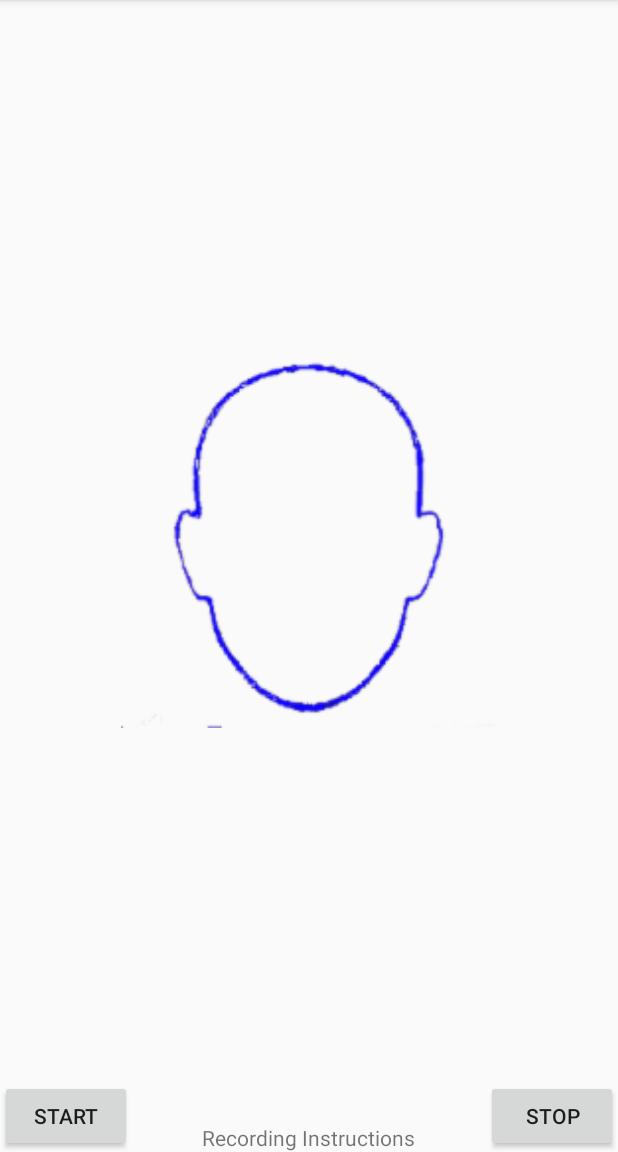
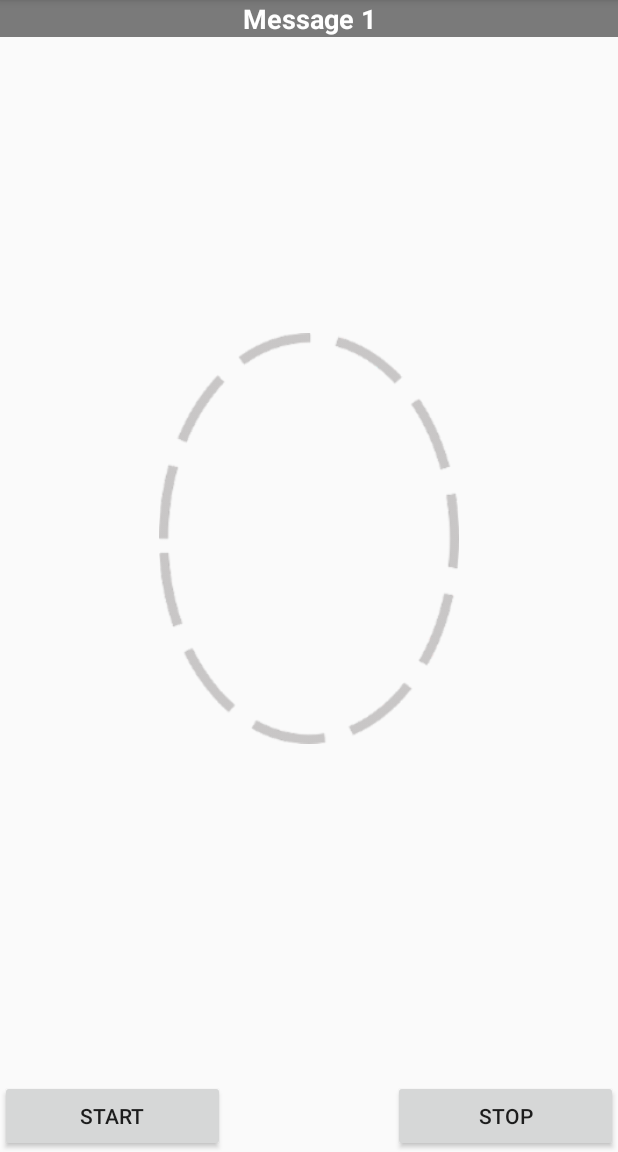
Before and after one commit to naraic/CS4098-TB_VOT-G7, an Android app: the CameraActivity screen opened directly, with no data from a screen before it, on a phone screen of 412 x 824 dp, the part 84-1236 px from its top. Run offline under Robolectric (Android 15) with nearby library versions, the phone set to English and light mode, and no system bars; 8 statements that could not run were skipped.

Commit message:
New face outline and instructions panel

```diff
--- a/AndroidDevelopment/OnlineTutorial/app/src/main/res/layout/activity_camera.xml
+++ b/AndroidDevelopment/OnlineTutorial/app/src/main/res/layout/activity_camera.xml
@@ -13,60 +13,45 @@
         android:layout_above="@+id/button_start">
     </FrameLayout>
 
+    <ImageView
+        android:id="@+id/imageView3"
+        android:layout_width="200dp"
+        android:layout_height="300dp"
+        android:layout_alignTop="@+id/camera_preview"
+        android:layout_alignBottom="@+id/camera_preview"
+        android:layout_centerHorizontal="true"
+        android:layout_marginTop="89dp"
+        android:layout_marginBottom="91dp"
+        app:srcCompat="@drawable/face_outline" />
+
+    <Button
+        android:id="@+id/button_start"
+        android:layout_width="150dp"
+        android:layout_height="wrap_content"
+        android:layout_alignParentLeft="true"
+        android:layout_alignParentBottom="true"
+        android:onClick="startRecording"
+        android:text="Start" />
+
     <Button
         android:id="@+id/button_stop"
-        android:layout_width="wrap_content"
+        android:layout_width="150dp"
         android:layout_height="wrap_content"
         android:layout_alignParentRight="true"
         android:layout_alignParentBottom="true"
         android:onClick="stopRecording"
         android:text="Stop" />
 
-    <Button
-        android:id="@+id/button_start"
-        android:layout_width="wrap_content"
-        android:layout_height="wrap_content"
-        android:layout_alignParentLeft="true"
-        android:layout_alignParentBottom="true"
-        android:onClick="startRecording"
-        android:text="Start" />
-
-    <TextView
-        android:id="@+id/recroding_text"
-        android:layout_width="wrap_content"
-        android:layout_height="wrap_content"
-        android:layout_alignParentRight="true"
-        android:text="Recording..."
-        android:textColor="@color/design_default_color_primary_dark"
-        android:textSize="20sp"
-        android:visibility="invisible" />
-
-    <ImageView
-        android:id="@+id/imageView3"
-        android:layout_width="250dp"
-        android:layout_height="350dp"
-        android:layout_alignTop="@+id/camera_preview"
-        android:layout_alignBottom="@+id/camera_preview"
-        android:layout_centerHorizontal="true"
-        android:layout_marginTop="89dp"
-        android:layout_marginBottom="91dp"
-        app:srcCompat="@drawable/face_temp" />
-
     <TextView
         android:id="@+id/recording_instructions"
-        android:layout_width="wrap_content"
+        android:layout_width="match_parent"
         android:layout_height="wrap_content"
-        android:layout_centerHorizontal="true"
-        android:layout_alignParentBottom="true"
-        android:visibility="visible"
-        android:text="Recording Instructions" />
-
-    <TextView
-        android:id="@+id/countdownText"
-        android:layout_width="wrap_content"
-        android:layout_height="wrap_content"
-        android:textColor="@color/design_default_color_primary_dark"
-        android:textSize="20sp"
-        />
+        android:background="@color/colorAccent"
+        android:gravity="center"
+        android:text="Message 1"
+        android:textColor="@android:color/background_light"
+        android:textSize="18sp"
+        android:textStyle="bold"
+        android:visibility="visible" />
 
 </RelativeLayout>
--- a/AndroidDevelopment/OnlineTutorial/app/src/main/res/values/colors.xml
+++ b/AndroidDevelopment/OnlineTutorial/app/src/main/res/values/colors.xml
@@ -2,5 +2,5 @@
 <resources>
     <color name="colorPrimary">#008577</color>
     <color name="colorPrimaryDark">#00574B</color>
-    <color name="colorAccent">#D81B60</color>
+    <color name="colorAccent">#82000000</color>
 </resources>
```
Also changed, not shown: AndroidDevelopment/OnlineTutorial/app/src/main/java/com/example/onlinetutorial/CameraActivity.java (+8 -19 lines), AndroidDevelopment/OnlineTutorial/app/src/main/res/drawable-hdpi/face_outline.png (added), AndroidDevelopment/OnlineTutorial/app/src/main/res/drawable-hdpi/face_temp.png (deleted), AndroidDevelopment/OnlineTutorial/app/src/main/res/drawable-mdpi/face_outline.png (added), AndroidDevelopment/OnlineTutorial/app/src/main/res/drawable-mdpi/face_temp.png (deleted), AndroidDevelopment/OnlineTutorial/app/src/main/res/drawable-xhdpi/face_outline.png (added), AndroidDevelopment/OnlineTutorial/app/src/main/res/drawable-xhdpi/face_temp.png (deleted), AndroidDevelopment/OnlineTutorial/app/src/main/res/drawable-xxhdpi/face_outline.png (added), AndroidDevelopment/OnlineTutorial/app/src/main/res/drawable-xxhdpi/face_temp.png (deleted), AndroidDevelopment/OnlineTutorial/app/src/main/res/drawable-xxxhdpi/face_outline.png (added), AndroidDevelopment/OnlineTutorial/app/src/main/res/drawable-xxxhdpi/face_temp.png (deleted).
